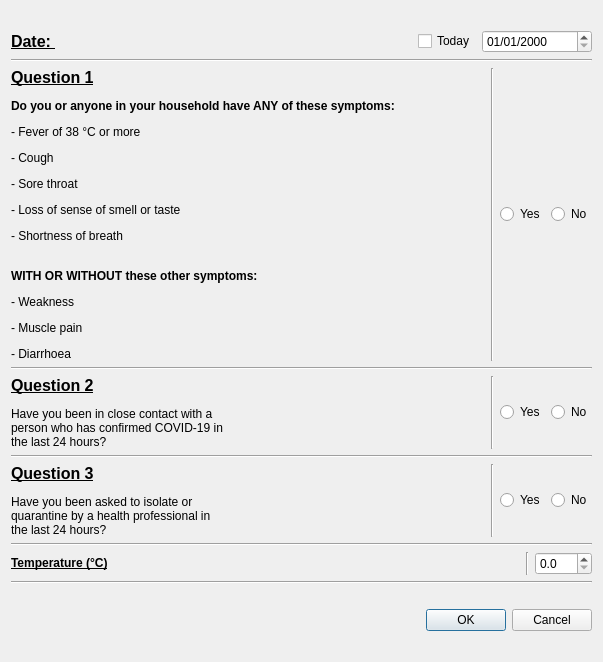
Above: src/forms/surveydialog.ui from fverco/CompanyCovidQuery before the change. Below: the same form after it.
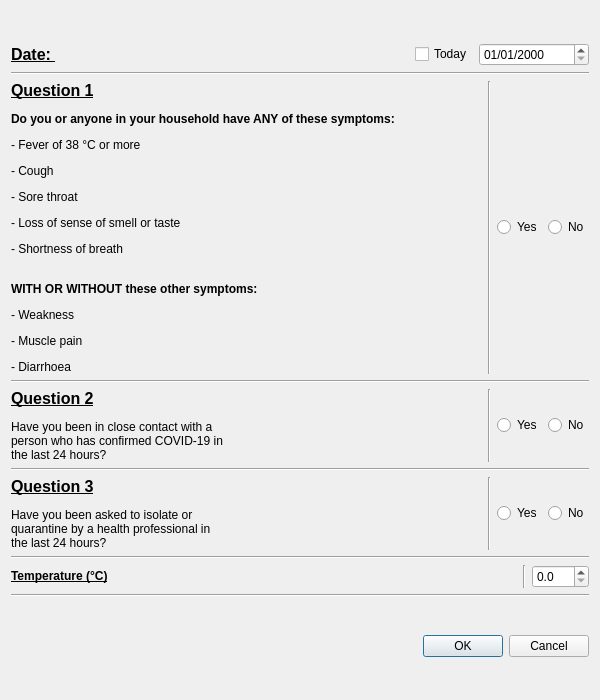
That is the form after the change.

Commit message:
Enlarge and set constant size of SurveyDialog
Some of the text didn't show properly on Linux.

The edit to the form file:
```diff
--- a/src/forms/surveydialog.ui
+++ b/src/forms/surveydialog.ui
@@ -6,10 +6,22 @@
    <rect>
     <x>0</x>
     <y>0</y>
-    <width>603</width>
-    <height>662</height>
+    <width>600</width>
+    <height>700</height>
    </rect>
   </property>
+  <property name="minimumSize">
+   <size>
+    <width>600</width>
+    <height>700</height>
+   </size>
+  </property>
+  <property name="maximumSize">
+   <size>
+    <width>600</width>
+    <height>700</height>
+   </size>
+  </property>
   <property name="windowTitle">
    <string>New Survey</string>
   </property>
```
